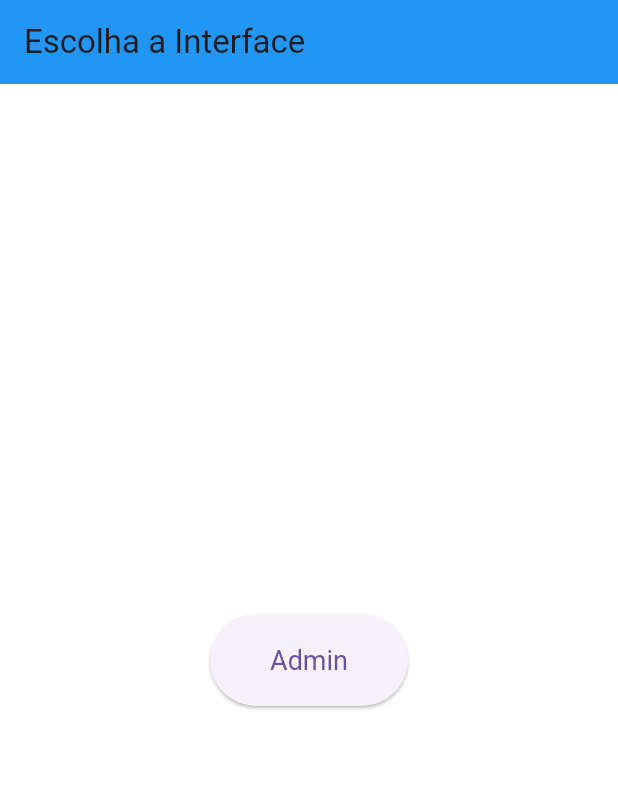
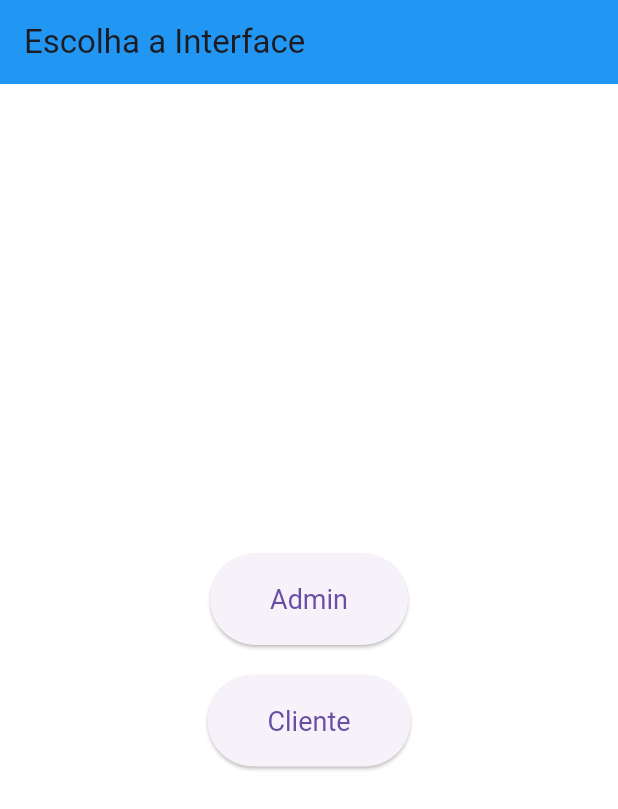
Before and after one commit to Liezy/EventuGO, a Flutter app: the screen it shows after launch, on a phone screen of 412 x 824 dp. Shown: the top 809 px of the screen. Run offline on Flutter 3.47's test engine with Material 3 defaults, Android fonts, the phone set to English and light mode, and no system bars; our stand-ins replace qr_flutter; missing offline and left inert: mobile_scanner.

Commit message:
Adicionando Navegação para Interface para Cliente

```diff
--- a/app/lib/app.dart
+++ b/app/lib/app.dart
@@ -29,8 +29,22 @@ class AppPage extends StatelessWidget {
                 textStyle: TextStyle(fontSize: 18),
               ),
             ),
-
-            // Adicionar Botão para cliente
+            SizedBox(height: 20), // Espaço entre os botões
+            ElevatedButton(
+              onPressed: () {
+                Navigator.push(
+                  context,
+                  MaterialPageRoute(
+                      builder: (context) =>
+                          ClientLayout()), // Navega para a Home Cliente
+                );
+              },
+              child: Text('Cliente'),
+              style: ElevatedButton.styleFrom(
+                padding: EdgeInsets.symmetric(horizontal: 40, vertical: 20),
+                textStyle: TextStyle(fontSize: 18),
+              ),
+            ),
           ],
         ),
       ),
--- a/app/lib/src/admin/home.dart
+++ b/app/lib/src/admin/home.dart
@@ -1,12 +1,12 @@
 import 'package:flutter/material.dart';
 
-class HomeAdminPage extends StatelessWidget {
+class HomeClientPage extends StatelessWidget {
   @override
   Widget build(BuildContext context) {
     return Scaffold(
       appBar: AppBar(
         backgroundColor: Colors.blue,
-        title: Text('Bem-vindo, Administrador!'),
+        title: Text('Bem-vindo, Cliente!'),
       ),
       body: Center(
         child: Column(
@@ -19,7 +19,7 @@ class HomeAdminPage extends StatelessWidget {
             ),
             SizedBox(height: 20),
             Text(
-              'Bem-vindo ao Eventugo, Admin!',
+              'Bem-vindo ao Eventugo!',
               style: TextStyle(fontSize: 24),
             ),
           ],
```
Also changed, not shown: app/lib/src/admin/layout.dart (+12 -12 lines).
